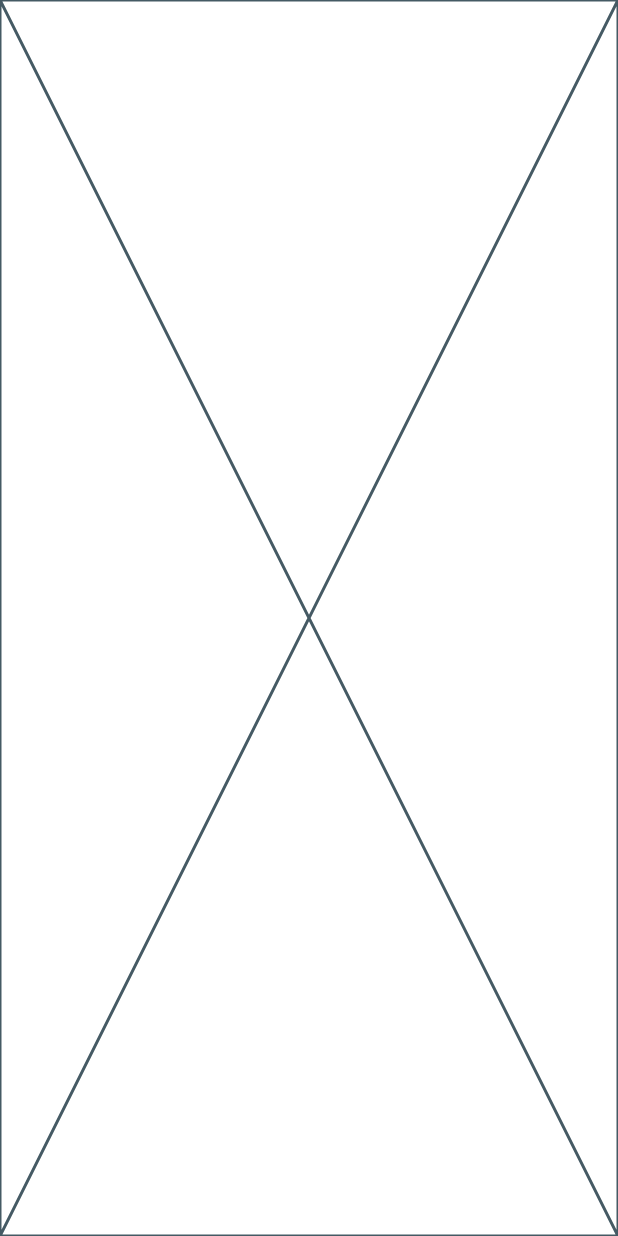
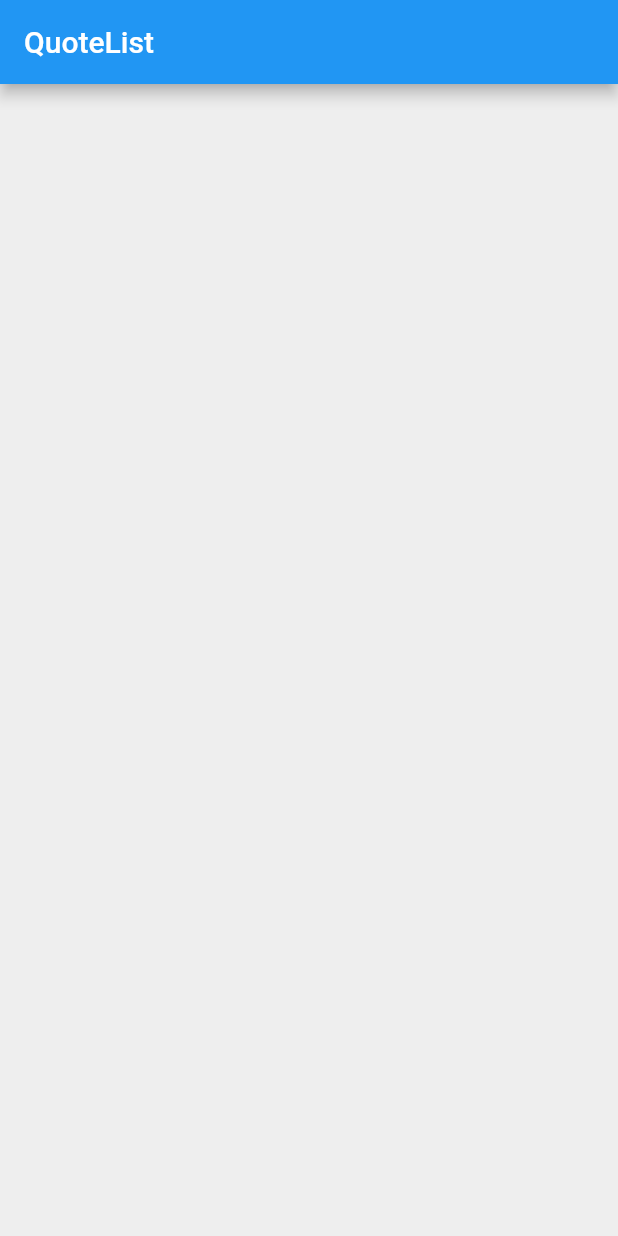
Before and after one commit to kwakyebrilliant/quotes, a Flutter app: the screen it shows after launch, on a phone screen of 412 x 824 dp. Run offline on Flutter 3.47's test engine with Material 2 defaults, Android fonts, the phone set to English and light mode, and no system bars.

Commit message:
scaffold added

```diff
--- a/lib/main.dart
+++ b/lib/main.dart
@@ -16,6 +16,11 @@ class QuotesList extends StatefulWidget {
 class _QuotesListState extends State<QuotesList> {
   @override
   Widget build(BuildContext context) {
-    return const Placeholder();
+    return Scaffold(
+      backgroundColor: Colors.grey[200],
+      appBar: AppBar(
+        title: const Text('QuoteList'),
+      ),
+    );
   }
 }
```
